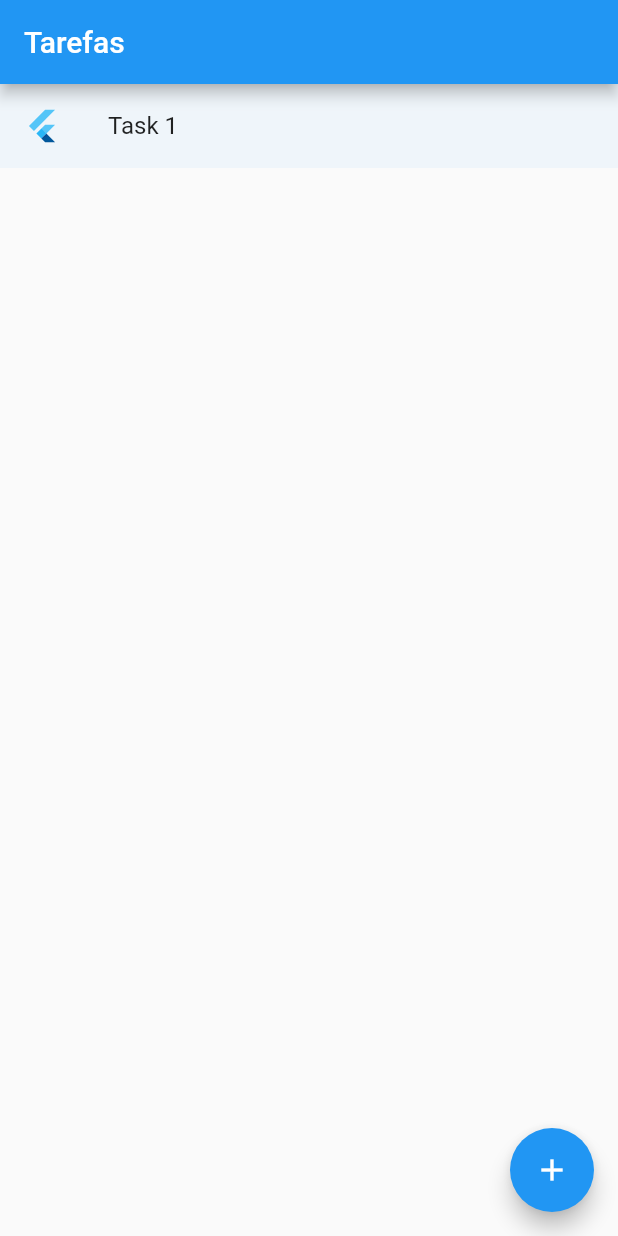
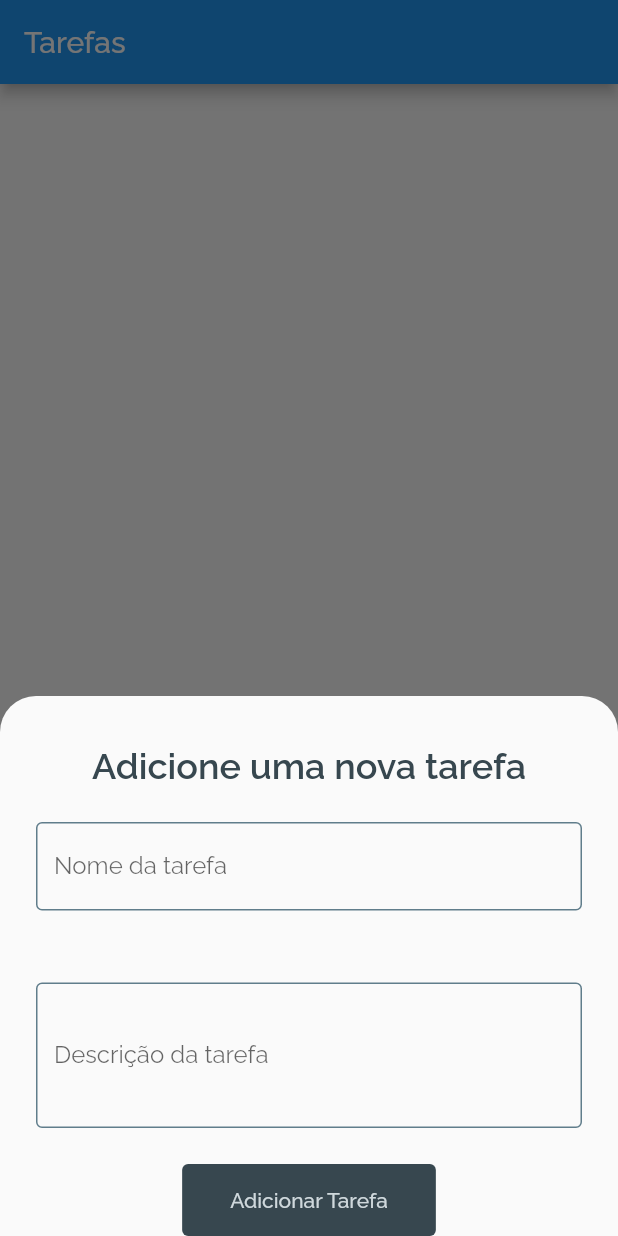
Before and after one commit to DouglasValerio/musdoo, a Flutter app: the screen it shows after launch, after a tap on the "add" icon, on a phone screen of 412 x 824 dp. Run offline on Flutter 3.47's test engine with Material 2 defaults, Android fonts, the phone set to English and light mode, and no system bars; our stand-ins replace google_fonts.

Commit message:
Add register tasks modal

```diff
--- a/lib/main.dart
+++ b/lib/main.dart
@@ -1,4 +1,5 @@
 import 'package:flutter/material.dart';
+import 'package:google_fonts/google_fonts.dart';
 
 import 'pages/homepage.dart';
 
@@ -16,6 +17,9 @@ class MusdooApp extends StatelessWidget {
       title: 'Musdoo app',
       theme: ThemeData(
         primarySwatch: Colors.blue,
+        textTheme: GoogleFonts.ralewayTextTheme(
+          Theme.of(context).textTheme,
+        ),
       ),
       home: const Homepage(title: 'Tarefas'),
     );
--- /dev/null
+++ b/lib/model/task_model.dart
@@ -0,0 +1,31 @@
+import 'dart:convert';
+
+class TaskModel {
+  final String title;
+  final String description;
+  final String status;
+
+  TaskModel(
+      {required this.title, required this.description, required this.status});
+
+  Map<String, dynamic> toMap() {
+    return {
+      'title': title,
+      'description': description,
+      'status': status,
+    };
+  }
+
+  factory TaskModel.fromMap(Map<String, dynamic> map) {
+    return TaskModel(
+      title: map['title'] ?? '',
+      description: map['description'] ?? '',
+      status: map['status'] ?? '',
+    );
+  }
+
+  String toJson() => json.encode(toMap());
+
+  factory TaskModel.fromJson(String source) =>
+      TaskModel.fromMap(json.decode(source));
+}
--- a/lib/pages/homepage.dart
+++ b/lib/pages/homepage.dart
@@ -1,6 +1,8 @@
 import 'package:flutter/material.dart';
+import 'package:musdoo/model/task_model.dart';
 
-import '../task_list.dart';
+import '../widgets/add_task_widget.dart';
+import '../widgets/task_list.dart';
 
 class Homepage extends StatefulWidget {
   const Homepage({Key? key, required this.title}) : super(key: key);
@@ -12,12 +14,23 @@ class Homepage extends StatefulWidget {
 }
 
 class _HomepageState extends State<Homepage> {
-  final List<String> _tasks = [];
+  final List<TaskModel> _tasks = [];
   void _addNewTask() {
-    final String task = 'Task ${_tasks.length + 1}';
-    setState(() {
-      _tasks.add(task);
-    });
+    showModalBottomSheet(
+      context: context,
+      shape: const RoundedRectangleBorder(
+        borderRadius: BorderRadius.only(
+            topRight: Radius.circular(24), topLeft: Radius.circular(24)),
+      ),
+      builder: (context) => AddTaskModal(
+        key: const Key('add_widget_modal'),
+        onAdded: (task) {
+          setState(() {
+            _tasks.add(task);
+          });
+        },
+      ),
+    );
   }
 
   @override
@@ -27,7 +40,14 @@ class _HomepageState extends State<Homepage> {
         title: Text(widget.title),
       ),
       body: SizedBox(
-        child: TaskList(tasks: _tasks, onRemove: () {}, onReorder: () {}),
+        child: TaskList(
+          tasks: _tasks,
+          onRemove: (i) {
+            setState(() {
+              _tasks.removeAt(i);
+            });
+          },
+        ),
       ),
       floatingActionButton: FloatingActionButton(
         onPressed: () {
--- a/lib/task_list.dart
+++ /dev/null
@@ -1,44 +0,0 @@
-import 'package:flutter/material.dart';
-
-class TaskList extends StatelessWidget {
-  const TaskList(
-      {Key? key,
-      required this.tasks,
-      required this.onRemove,
-      required this.onReorder})
-      : super(key: key);
-
-  final List tasks;
-  final Function onRemove;
-  final Function onReorder;
-
-  @override
-  Widget build(BuildContext context) {
-    final ColorScheme colorScheme = Theme.of(context).colorScheme;
-    final Color oddItemColor = colorScheme.primary.withOpacity(0.05);
-    final Color evenItemColor = colorScheme.primary.withOpacity(0.15);
-
-    final tiles = tasks
-        .map((task) => ListTile(
-            leading: const FlutterLogo(),
-            key: Key(task),
-            tileColor: int.parse(task.substring(5)).isOdd
-                ? oddItemColor
-                : evenItemColor,
-            title: Text(task),
-            onTap: () {
-              onRemove(task);
-            }))
-        .toList(growable: true);
-    return ReorderableListView(
-        onReorder: (int oldIndex, int newIndex) {
-          if (oldIndex < newIndex) {
-            newIndex -= 1;
-          }
-          final String item = tasks.removeAt(oldIndex);
-          tasks.insert(newIndex, item);
-          onReorder();
-        },
-        children: tiles);
-  }
-}
--- /dev/null
+++ b/lib/widgets/add_task_widget.dart
@@ -0,0 +1,82 @@
+import 'package:flutter/material.dart';
+import 'package:musdoo/model/task_model.dart';
+
+class AddTaskModal extends StatelessWidget {
+  final Function(TaskModel) onAdded;
+  AddTaskModal({required this.onAdded, Key? key}) : super(key: key);
+  final TextEditingController _taskNameController = TextEditingController();
+  final TextEditingController _taskDescriptionController =
+      TextEditingController();
+  @override
+  Widget build(BuildContext context) {
+    return SingleChildScrollView(
+      child: Column(
+        children: [
+          Padding(
+            padding: const EdgeInsets.only(top: 32.0),
+            child: Text(
+              'Adicione uma nova tarefa',
+              style: TextStyle(
+                  color: Colors.blueGrey[800],
+                  fontWeight: FontWeight.w600,
+                  fontSize: 24),
+            ),
+          ),
+          Padding(
+            padding: const EdgeInsets.all(24),
+            child: TextField(
+              controller: _taskNameController,
+              decoration: const InputDecoration(
+                label: Text('Nome da tarefa'),
+                border: OutlineInputBorder(
+                  borderSide: BorderSide(color: Colors.blueGrey, width: 1),
+                ),
+                enabledBorder: OutlineInputBorder(
+                  borderSide: BorderSide(color: Colors.blueGrey, width: 1),
+                ),
+                focusedBorder: OutlineInputBorder(
+                  borderSide: BorderSide(color: Colors.blueGrey, width: 1),
+                ),
+              ),
+            ),
+          ),
+          Padding(
+            padding: const EdgeInsets.all(24),
+            child: TextField(
+              minLines: 3,
+              maxLines: 10,
+              controller: _taskDescriptionController,
+              decoration: const InputDecoration(
+                label: Text('Descrição da tarefa'),
+                border: OutlineInputBorder(
+                  borderSide: BorderSide(color: Colors.blueGrey, width: 1),
+                ),
+                enabledBorder: OutlineInputBorder(
+                  borderSide: BorderSide(color: Colors.blueGrey, width: 1),
+                ),
+                focusedBorder: OutlineInputBorder(
+                  borderSide: BorderSide(color: Colors.blueGrey, width: 1),
+                ),
+              ),
+            ),
+          ),
+          TextButton(
+            onPressed: () {
+              onAdded(TaskModel(
+                  title: _taskNameController.text,
+                  description: _taskDescriptionController.text,
+                  status: 'status'));
+              Navigator.pop(context);
+            },
+            style: TextButton.styleFrom(
+                padding:
+                    const EdgeInsets.symmetric(horizontal: 32, vertical: 16),
+                primary: Colors.blueGrey[100],
+                backgroundColor: Colors.blueGrey[800]),
+            child: const Text('Adicionar Tarefa'),
+          )
+        ],
+      ),
+    );
+  }
+}
--- /dev/null
+++ b/lib/widgets/task_list.dart
@@ -0,0 +1,60 @@
+import 'package:flutter/material.dart';
+import 'package:musdoo/model/task_model.dart';
+
+class TaskList extends StatelessWidget {
+  const TaskList({Key? key, required this.tasks, required this.onRemove})
+      : super(key: key);
+
+  final List<TaskModel> tasks;
+  final Function(int) onRemove;
+
+  @override
+  Widget build(BuildContext context) {
+    List<TaskModel> localTasks = tasks;
+
+    final taskCards = List<Widget>.generate(
+      localTasks.length,
+      (i) => Card(
+        color: Colors.blueGrey[100],
+        child: SizedBox(
+          width: MediaQuery.of(context).size.width,
+          child: Padding(
+            padding: const EdgeInsets.all(16.0),
+            child: Column(
+              crossAxisAlignment: CrossAxisAlignment.start,
+              children: [
+                Center(
+                  child: Text(localTasks[i].title,
+                      style: const TextStyle(
+                          fontSize: 18, fontWeight: FontWeight.w600)),
+                ),
+                Padding(
+                  padding: const EdgeInsets.symmetric(vertical: 24.0),
+                  child: Text(localTasks[i].description),
+                ),
+                Padding(
+                  padding: const EdgeInsets.symmetric(vertical: 24.0),
+                  child: Align(
+                    alignment: Alignment.bottomRight,
+                    child: TextButton(
+                      style: TextButton.styleFrom(
+                          padding: const EdgeInsets.symmetric(
+                              horizontal: 16, vertical: 8),
+                          primary: Colors.white,
+                          backgroundColor: Colors.deepOrange[800]),
+                      child: const Text('Remover tarefa'),
+                      onPressed: () => onRemove(i),
+                    ),
+                  ),
+                )
+              ],
+            ),
+          ),
+        ),
+      ),
+    );
+    return ListView(
+      children: [...taskCards],
+    );
+  }
+}
--- a/pubspec.yaml
+++ b/pubspec.yaml
@@ -29,6 +29,7 @@ environment:
 dependencies:
   flutter:
     sdk: flutter
+  google_fonts: ^2.3.1
 
 
   # The following adds the Cupertino Icons font to your application.
```
Also changed, not shown: pubspec.lock, 10 other files.
